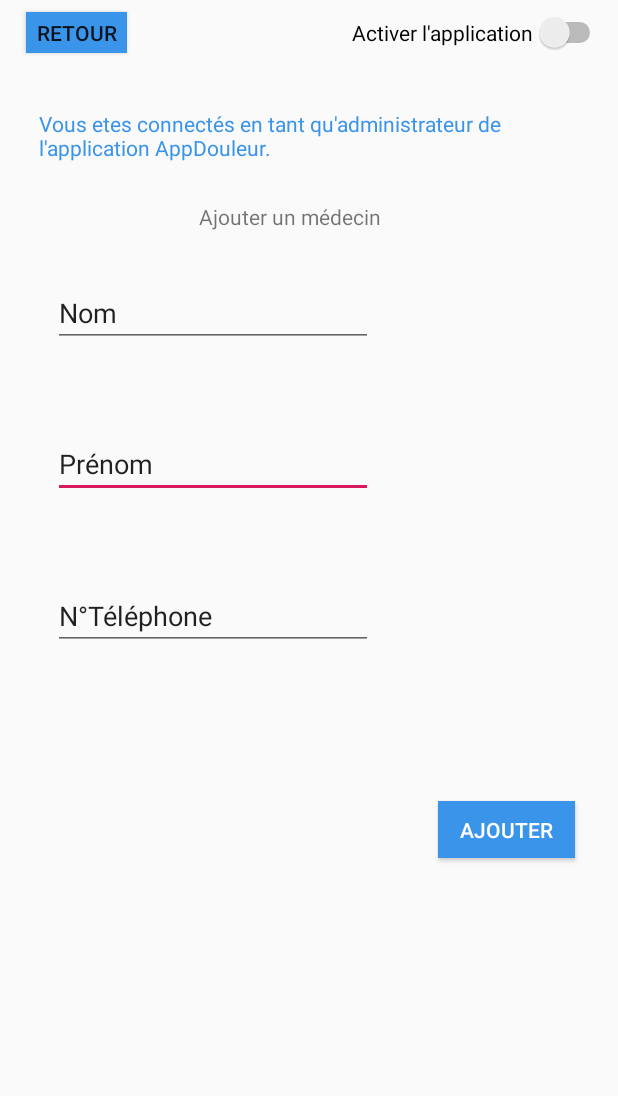
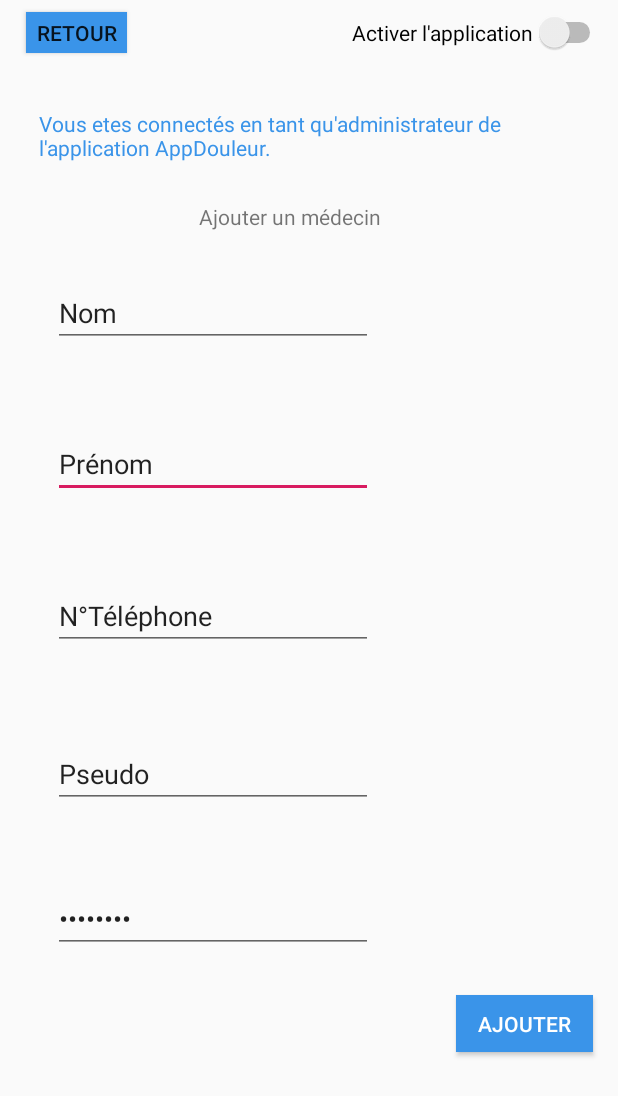
Before and after one commit to sbenchra/AppDouleur, an Android app: the layout ajoutmedecin.xml on its own in the app's theme, with its tools: preview values and no code run, on a phone screen of 412 x 824 dp. Shown: the top 1096 px of the screen. Run offline under Robolectric (Android 15) with nearby library versions, the phone set to English and light mode, and no system bars.

```diff
--- a/app/src/main/res/layout/ajoutmedecin.xml
+++ b/app/src/main/res/layout/ajoutmedecin.xml
@@ -41,10 +41,10 @@
         android:textColor="#FFFFFF"
         app:layout_constraintBottom_toBottomOf="parent"
         app:layout_constraintEnd_toEndOf="parent"
-        app:layout_constraintHorizontal_bias="0.933"
+        app:layout_constraintHorizontal_bias="0.971"
         app:layout_constraintStart_toStartOf="parent"
         app:layout_constraintTop_toTopOf="parent"
-        app:layout_constraintVertical_bias="0.683" />
+        app:layout_constraintVertical_bias="0.851" />
 
     <TextView
         android:id="@+id/textView39"
@@ -159,4 +159,45 @@
         app:layout_constraintStart_toStartOf="parent"
         app:layout_constraintTop_toTopOf="parent"
         app:layout_constraintVertical_bias="0.163" />
+
+    <EditText
+        android:id="@+id/editText12"
+        android:layout_width="wrap_content"
+        android:layout_height="wrap_content"
+        android:layout_marginStart="8dp"
+        android:layout_marginLeft="8dp"
+        android:layout_marginTop="8dp"
+        android:layout_marginEnd="8dp"
+        android:layout_marginRight="8dp"
+        android:layout_marginBottom="8dp"
+        android:ems="10"
+        android:inputType="textPersonName"
+        android:text="Pseudo"
+        app:layout_constraintBottom_toBottomOf="parent"
+        app:layout_constraintEnd_toEndOf="parent"
+        app:layout_constraintHorizontal_bias="0.15"
+        app:layout_constraintStart_toStartOf="parent"
+        app:layout_constraintTop_toTopOf="parent"
+        app:layout_constraintVertical_bias="0.636" />
+
+    <EditText
+        android:id="@+id/editText13"
+        android:layout_width="wrap_content"
+        android:layout_height="wrap_content"
+        android:layout_marginStart="8dp"
+        android:layout_marginLeft="8dp"
+        android:layout_marginTop="8dp"
+        android:layout_marginEnd="8dp"
+        android:layout_marginRight="8dp"
+        android:layout_marginBottom="8dp"
+        android:ems="10"
+        android:inputType="textPassword"
+        android:text="Password"
+        app:layout_constraintBottom_toBottomOf="parent"
+        app:layout_constraintEnd_toEndOf="parent"
+        app:layout_constraintHorizontal_bias="0.15"
+        app:layout_constraintStart_toStartOf="parent"
+        app:layout_constraintTop_toTopOf="parent"
+        app:layout_constraintVertical_bias="0.763" />
+
 </android.support.constraint.ConstraintLayout>
--- a/app/src/main/res/layout/douleurhomme.xml
+++ b/app/src/main/res/layout/douleurhomme.xml
@@ -41,4 +41,5 @@
         app:layout_constraintStart_toStartOf="parent"
         app:layout_constraintTop_toTopOf="parent"
         app:layout_constraintVertical_bias="0.058" />
+
 </android.support.constraint.ConstraintLayout>
```
Also changed, not shown: app/src/main/java/com/example/soufianebenchraa/appdouleur/Model/DatabaseHandler.java (+5 -3 lines), app/src/main/java/com/example/soufianebenchraa/appdouleur/Model/Patient.java (+12 -1 lines), app/src/main/java/com/example/soufianebenchraa/appdouleur/Model/PatientDAO.java (+55 -0 lines), app/src/main/java/com/example/soufianebenchraa/appdouleur/View/AjouterMedecin.java (added, +69 -0 lines), app/src/main/java/com/example/soufianebenchraa/appdouleur/View/GestionMedecin.java (+8 -1 lines).
